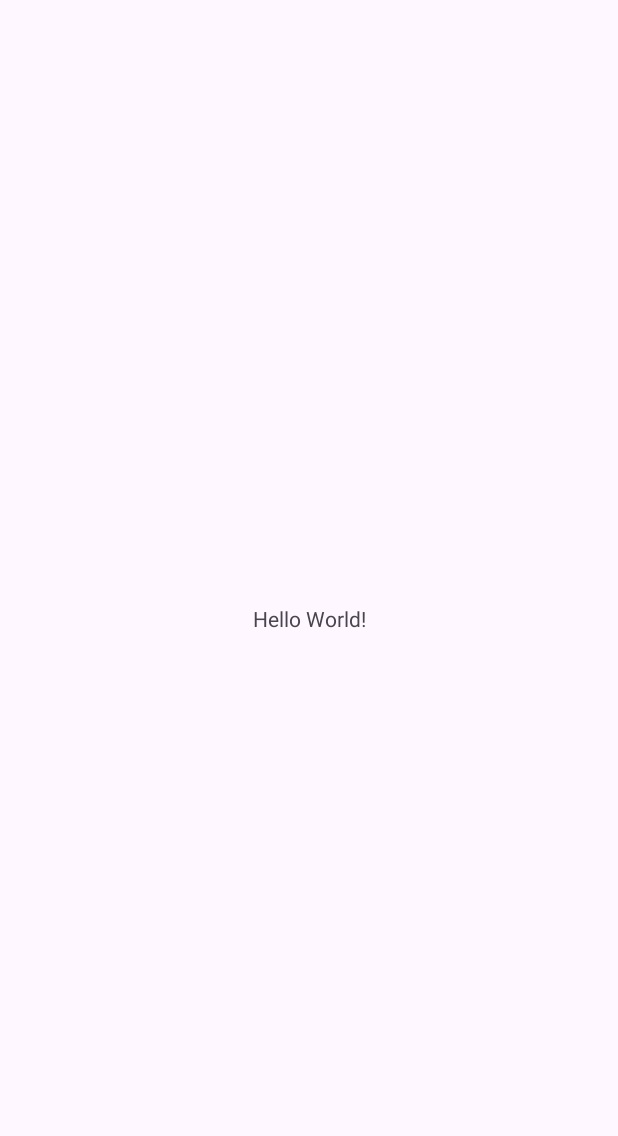
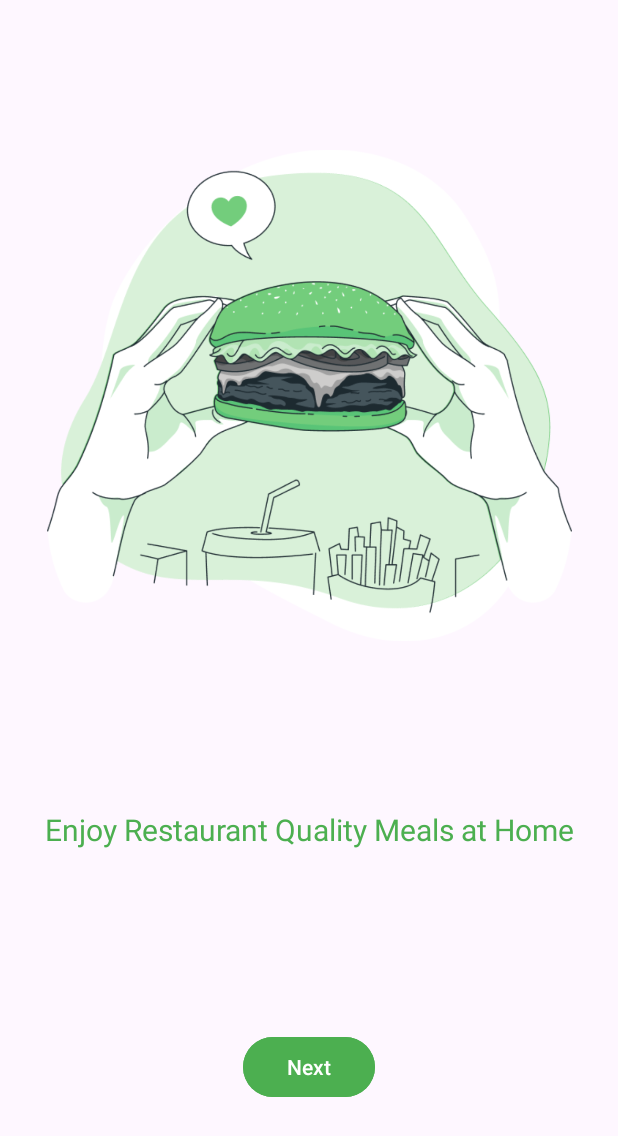
Before and after one commit to Light-Ak/Hackathon_Admin, an Android app: the screen it shows after launch (MainActivity), on a phone screen of 412 x 824 dp. Before the commit the part shown is almost empty. Shown: the top 1136 px of the screen. Run offline under Robolectric (Android 15) with nearby library versions, the phone set to English and light mode, and no system bars.

Commit message:
Added initial layout for home screen with burger image and "Next" button.

```diff
--- a/app/src/main/java/com/example/fooddeliveringapp/MainActivity.java
+++ b/app/src/main/java/com/example/fooddeliveringapp/MainActivity.java
@@ -1,17 +1,33 @@
 package com.example.fooddeliveringapp;
 
+import androidx.appcompat.app.AppCompatActivity;
+import androidx.core.view.ViewCompat;
+
+import android.annotation.SuppressLint;
 import android.os.Bundle;
-
-
-import androidx.appcompat.app.AppCompatActivity;
-
+import android.widget.Button;
+import android.widget.Toast;
 
 public class MainActivity extends AppCompatActivity {
 
+    @SuppressLint("MissingInflatedId")
     @Override
     protected void onCreate(Bundle savedInstanceState) {
         super.onCreate(savedInstanceState);
         setContentView(R.layout.activity_main);
 
+        Button nextButton = findViewById(R.id.nextButton);
+
+        nextButton.setOnClickListener(v -> {
+            // Handle the button click here
+            Toast.makeText(MainActivity.this, "Next button clicked!", Toast.LENGTH_SHORT).show();
+            // You can add code to navigate to the next screen or perform other actions
+        });
+
+        // Add the correct ID for your main view
+        ViewCompat.setOnApplyWindowInsetsListener(findViewById(R.id.main), (v, insets) -> {
+            // Handle window insets
+            return insets;
+        });
     }
 }
--- a/app/src/main/res/layout/activity_main.xml
+++ b/app/src/main/res/layout/activity_main.xml
@@ -7,13 +7,39 @@
     android:layout_height="match_parent"
     tools:context=".MainActivity">
 
+    <ImageView
+        android:id="@+id/burgerImageView"
+        android:layout_width="350dp"
+        android:layout_height="350dp"
+        android:contentDescription="@string/todo"
+        android:src="@drawable/burger_image"
+        app:layout_constraintTop_toTopOf="parent"
+        app:layout_constraintStart_toStartOf="parent"
+        app:layout_constraintEnd_toEndOf="parent"
+        app:layout_constraintBottom_toTopOf="@+id/mealsTextView"
+        android:layout_marginBottom="12dp" />
+
     <TextView
+        android:id="@+id/mealsTextView"
         android:layout_width="wrap_content"
         android:layout_height="wrap_content"
-        android:text="Hello World!"
-        app:layout_constraintBottom_toBottomOf="parent"
+        android:text="Enjoy Restaurant Quality Meals at Home"
+        android:textSize="20sp"
+        android:gravity="center"
+        android:textColor="@color/meals_text_green"  app:layout_constraintTop_toBottomOf="@+id/burgerImageView"
+        app:layout_constraintStart_toStartOf="parent"
         app:layout_constraintEnd_toEndOf="parent"
+        app:layout_constraintBottom_toTopOf="@+id/nextButton"
+        android:layout_marginBottom="32dp" />
+
+    <Button
+        android:id="@+id/nextButton"
+        android:layout_width="wrap_content"
+        android:layout_height="wrap_content"
+        android:text="Next"
+        android:backgroundTint="@color/next_button_green"  app:layout_constraintTop_toBottomOf="@+id/mealsTextView"
         app:layout_constraintStart_toStartOf="parent"
-        app:layout_constraintTop_toTopOf="parent" />
+        app:layout_constraintEnd_toEndOf="parent"
+        app:layout_constraintBottom_toBottomOf="parent" />
 
 </androidx.constraintlayout.widget.ConstraintLayout>
--- a/app/src/main/res/values/colors.xml
+++ b/app/src/main/res/values/colors.xml
@@ -1,5 +1,12 @@
 <?xml version="1.0" encoding="utf-8"?>
 <resources>
+    <color name="purple_200">#FFBB86FC</color>
+    <color name="purple_500">#FF6200EE</color>
+    <color name="purple_700">#FF3700B3</color>
+    <color name="teal_200">#FF03DAC5</color>
+    <color name="teal_700">#FF018786</color>
     <color name="black">#FF000000</color>
     <color name="white">#FFFFFFFF</color>
+    <color name="next_button_green">#4CAF50</color>
+    <color name="meals_text_green">#4CAF50</color>
 </resources>
```
Also changed, not shown: app/src/main/res/drawable/burger_image.png (added).
